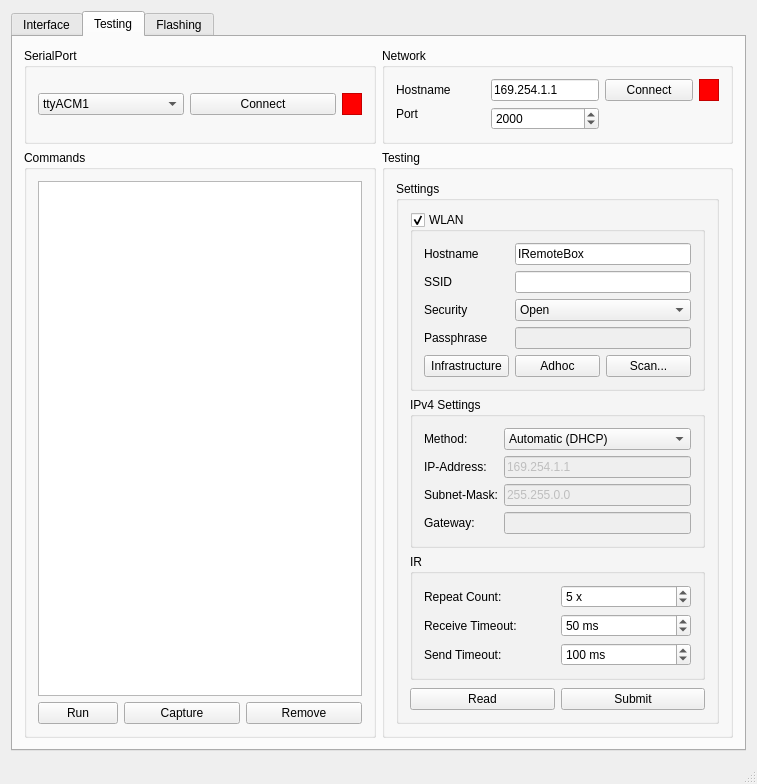
esch3r/IRemote, file desktop/iremotewindow.ui: the form before one commit.
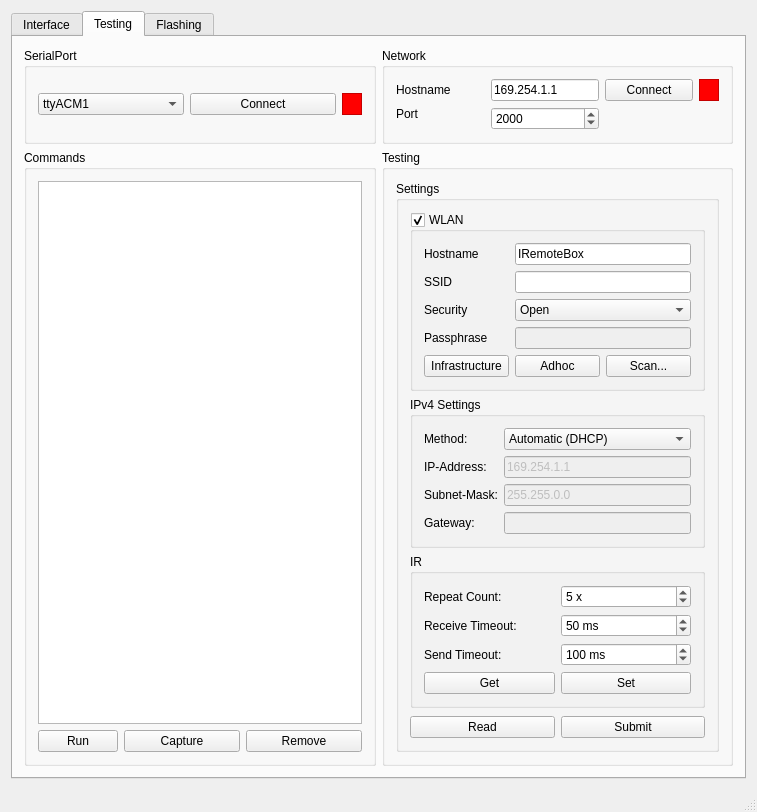
The form after the commit. Icons and pictures are not drawn.

Diff of the .ui file:
```diff
--- a/desktop/iremotewindow.ui
+++ b/desktop/iremotewindow.ui
@@ -7,7 +7,7 @@
     <x>0</x>
     <y>0</y>
     <width>757</width>
-    <height>706</height>
+    <height>735</height>
    </rect>
   </property>
   <property name="windowTitle">
@@ -562,6 +562,20 @@
                    </property>
                   </widget>
                  </item>
+                 <item row="3" column="1">
+                  <widget class="QPushButton" name="setIrButton">
+                   <property name="text">
+                    <string>Set</string>
+                   </property>
+                  </widget>
+                 </item>
+                 <item row="3" column="0">
+                  <widget class="QPushButton" name="getIrButton">
+                   <property name="text">
+                    <string>Get</string>
+                   </property>
+                  </widget>
+                 </item>
                 </layout>
                </widget>
               </item>
```
